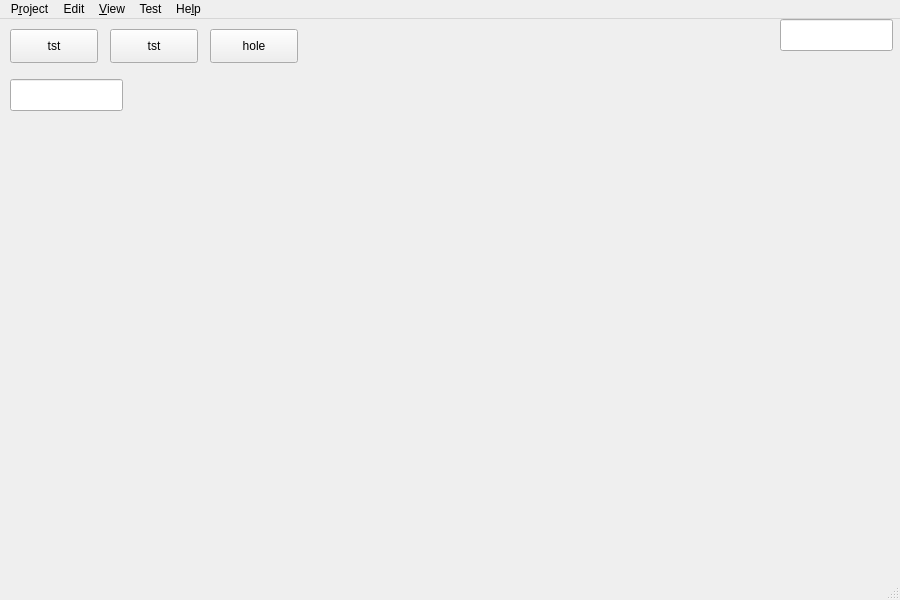
This is src/Gui/MainWindow.ui in fredrickojackson/CppCAM as Qt 5 draws it before an edit. The edited form follows.
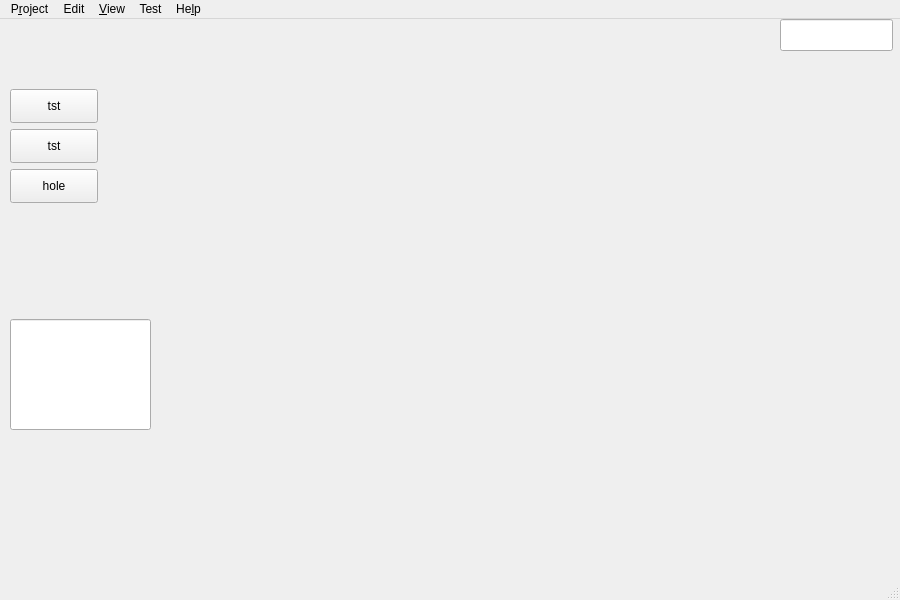
This is the edited form. Icons and pictures are not drawn.

Diff of the .ui file:
```diff
--- a/src/Gui/MainWindow.ui
+++ b/src/Gui/MainWindow.ui
@@ -28,7 +28,7 @@
     <property name="geometry">
      <rect>
       <x>10</x>
-      <y>10</y>
+      <y>70</y>
       <width>88</width>
       <height>34</height>
      </rect>
@@ -41,18 +41,18 @@
     <property name="geometry">
      <rect>
       <x>10</x>
-      <y>60</y>
-      <width>113</width>
-      <height>32</height>
+      <y>300</y>
+      <width>141</width>
+      <height>111</height>
      </rect>
     </property>
    </widget>
    <widget class="QWidget" name="frmogl" native="true">
     <property name="geometry">
      <rect>
-      <x>260</x>
+      <x>159</x>
       <y>50</y>
-      <width>600</width>
+      <width>701</width>
       <height>471</height>
      </rect>
     </property>
@@ -66,8 +66,8 @@
    <widget class="QPushButton" name="pbt">
     <property name="geometry">
      <rect>
-      <x>110</x>
-      <y>10</y>
+      <x>10</x>
+      <y>110</y>
       <width>88</width>
       <height>34</height>
      </rect>
@@ -79,8 +79,8 @@
    <widget class="QPushButton" name="pbt_hole">
     <property name="geometry">
      <rect>
-      <x>210</x>
-      <y>10</y>
+      <x>10</x>
+      <y>150</y>
       <width>88</width>
       <height>34</height>
      </rect>
```
